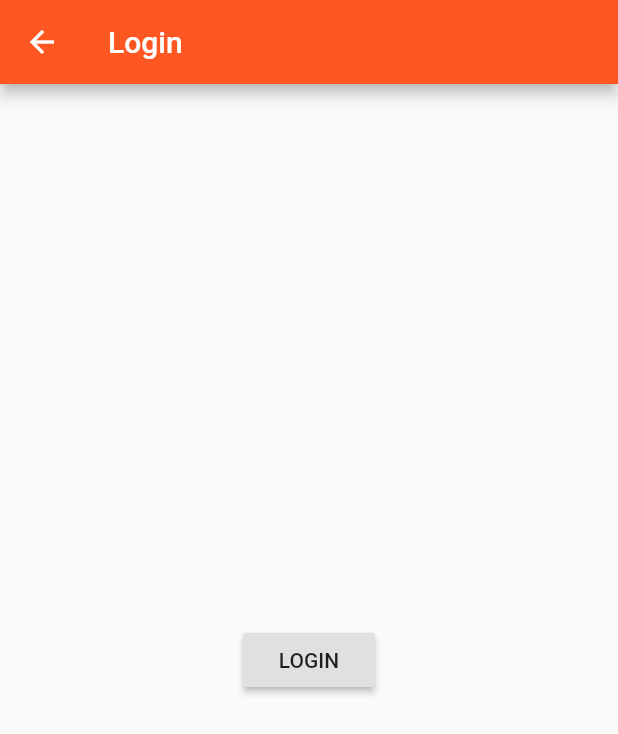
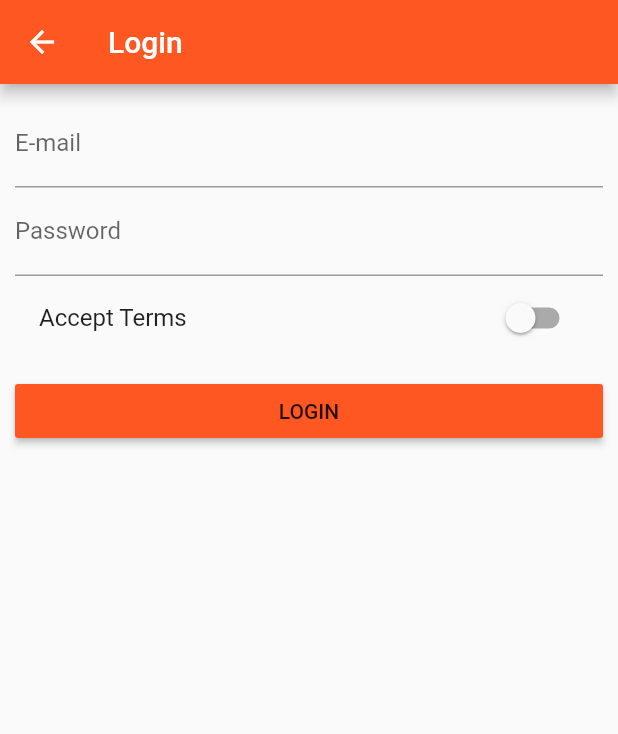
Before and after one commit to MateuszNaKodach/flutter_course_application, a Flutter app: the AuthPage screen opened directly, on a phone screen of 412 x 824 dp. Shown: the top 734 px of the screen. Run offline on Flutter 3.47's test engine with Material 2 defaults, Android fonts, the phone set to English and light mode, and no system bars.

Commit message:
Complete Section 7: Handling User Input

```diff
--- a/lib/main.dart
+++ b/lib/main.dart
@@ -1,5 +1,6 @@
 import 'package:flutter/material.dart';
 import 'package:flutter_course_application/models/product.dart';
+import 'package:flutter_course_application/pages/auth.dart';
 import 'package:flutter_course_application/pages/product.dart';
 import 'package:flutter_course_application/pages/products.dart';
 import 'package:flutter_course_application/pages/products_admin.dart';
@@ -25,8 +26,8 @@ class _MyAppState extends State<MyApp> {
             accentColor: Colors.deepPurple),
         //home: AuthPage(),
         routes: {
-          Routes.ROOT: (BuildContext context) =>
-              ProductsPage(_products),
+          Routes.AUTH: (BuildContext context) => AuthPage(),
+          Routes.PRODUCTS: (BuildContext context) => ProductsPage(_products),
           Routes.ADMIN: (BuildContext context) => ProductsAdminPage(_addProduct, _deleteProduct)
         },
         onGenerateRoute: (RouteSettings settings) {
@@ -63,7 +64,8 @@ class _MyAppState extends State<MyApp> {
 }
 
 class Routes {
-  static const ROOT = '/';
+  static const AUTH = '/';
+  static const PRODUCTS = '/products';
   static const ADMIN = '/admin';
 
   static PRODUCT(final int index) => '/product/$index';
--- a/lib/pages/auth.dart
+++ b/lib/pages/auth.dart
@@ -1,20 +1,62 @@
 import 'package:flutter/material.dart';
 import 'package:flutter_course_application/main.dart';
-import 'package:flutter_course_application/pages/products.dart';
 
-class AuthPage extends StatelessWidget {
+/**
+ * Why whole UI is in method createState?
+ */
+class AuthPage extends StatefulWidget {
+  @override
+  State createState() {
+    return _AuthPageState();
+  }
+
+  _navigateToProductsPage(BuildContext context) {
+    Navigator.pushReplacementNamed(context, Routes.PRODUCTS);
+  }
+}
+
+class _AuthPageState extends State<AuthPage> {
+  String _emailValue;
+  String _passwordValue;
+  bool _acceptTerms = false;
+
   @override
   Widget build(BuildContext context) {
     return Scaffold(
-      appBar: AppBar(title: Text('Login')),
-      body: Center(
-          child: RaisedButton(
-              child: Text('LOGIN'),
-              onPressed: () => _navigateToProductsPage(context))),
-    );
-  }
-
-  _navigateToProductsPage(BuildContext context) {
-    Navigator.pushReplacementNamed(context, Routes.ROOT);
+        appBar: AppBar(title: Text('Login')),
+        body: Container(
+          margin: EdgeInsets.all(10.0),
+          child: ListView(
+            children: [
+              TextField(
+                decoration: InputDecoration(labelText: 'E-mail'),
+                keyboardType: TextInputType.emailAddress,
+                onChanged: (String value) {
+                  _emailValue = value;
+                },
+              ),
+              TextField(
+                decoration: InputDecoration(labelText: 'Password'),
+                obscureText: true,
+                onChanged: (String value) {
+                  _passwordValue = value;
+                },
+              ),
+              SwitchListTile(
+                  title: Text('Accept Terms'),
+                  value: _acceptTerms,
+                  onChanged: (bool value) {
+                    setState(() {
+                      _acceptTerms = value;
+                    });
+                  }),
+              SizedBox(height: 10.0),
+              RaisedButton(
+                  color: Theme.of(context).primaryColor,
+                  child: Text('LOGIN'),
+                  onPressed: () => widget._navigateToProductsPage(context))
+            ],
+          ),
+        ));
   }
 }
--- a/lib/pages/products_admin.dart
+++ b/lib/pages/products_admin.dart
@@ -46,6 +46,6 @@ class ProductsAdminPage extends StatelessWidget {
   }
 
   void _navigateToProductsPage(BuildContext context) {
-    Navigator.pushReplacementNamed(context, Routes.ROOT);
+    Navigator.pushReplacementNamed(context, Routes.PRODUCTS);
   }
 }
```
Also changed, not shown: lib/pages/product_create.dart (+15 -8 lines).
